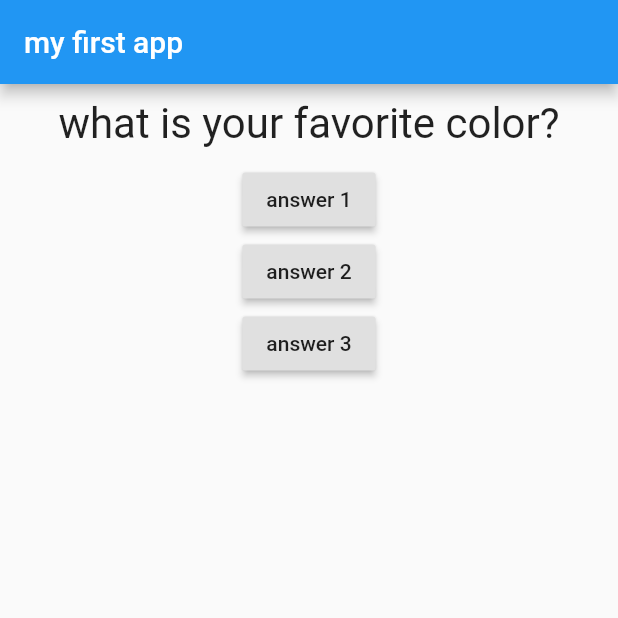
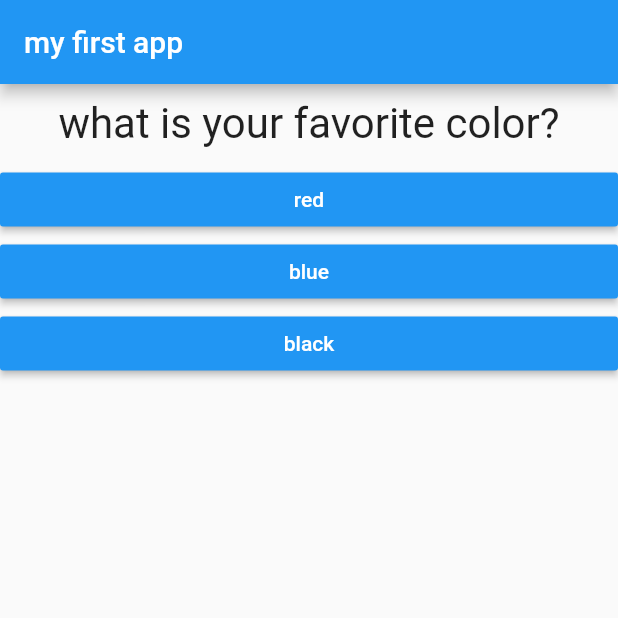
Before and after one commit to aungan/First-Basic-App, a Flutter app: the screen it shows after launch, on a phone screen of 412 x 824 dp, the top half of it. Run offline on Flutter 3.47's test engine with Material 2 defaults, Android fonts, the phone set to English and light mode, and no system bars.

Commit message:
Answer widget added

```diff
--- a/lib/answer.dart
+++ b/lib/answer.dart
@@ -1,14 +1,20 @@
 import 'package:flutter/material.dart';
 
 class Answer extends StatelessWidget {
+  final Function select;
+  final String answerText;
+
+  Answer(this.select, this.answerText);
+
   @override
   Widget build(BuildContext context) {
     return Container(
       width: double.infinity,
       child: RaisedButton(
         color: Colors.blue,
-        child: Text('answer 1'),
-        onPressed: null,
+        textColor: Colors.white,
+        child: Text(answerText),
+        onPressed: select,
       ),
     );
   }
--- a/lib/main.dart
+++ b/lib/main.dart
@@ -1,5 +1,6 @@
 import 'package:flutter/material.dart';
 import './question.dart';
+import './answer.dart';
 
 void main() {
   runApp(MyApp());
@@ -19,14 +20,25 @@ class _MyAppState extends State<MyApp> {
     setState(() {
       _questionIndex = _questionIndex + 1;
     });
-    print(_questionIndex);
+    //print(_questionIndex);
   }
 
   Widget build(BuildContext context) {
     var questions = [
-      'what is your favorite color?',
-      'what is your favorite animal?'
+      {
+        'questionText': 'what is your favorite color?',
+        'answer': ['red', 'blue', 'black'],
+      },
+      {
+        'questionText': 'what is your favorite animal?',
+        'answer': ['rabbit', 'lion', 'elephant'],
+      },
+      {
+        'questionText': 'which is your fav chocolate?',
+        'answer': ['dairy milk', 'milky bar', '5-star'],
+      }
     ];
+
     return MaterialApp(
       home: Scaffold(
         appBar: AppBar(
@@ -34,21 +46,11 @@ class _MyAppState extends State<MyApp> {
         ),
         body: Column(
           children: [
-            Question(questions[_questionIndex]),
-            RaisedButton(
-              child: Text('answer 1'),
-              onPressed: _answerQuestion,
-            ),
-            RaisedButton(
-              child: Text('answer 2'),
-              onPressed: _answerQuestion,
-            ),
-            RaisedButton(
-              child: Text('answer 3'),
-              onPressed: _answerQuestion,
-              //() => print('Answer 3 chosen');
-              // can be used to assign a function to onPressed
-            )
+            Question(questions[_questionIndex]['questionText']),
+            ...(questions[_questionIndex]['answer'] as List<String>)
+                .map((answer) {
+              return Answer(_answerQuestion, answer);
+            }).toList()
           ],
         ),
       ),
```
